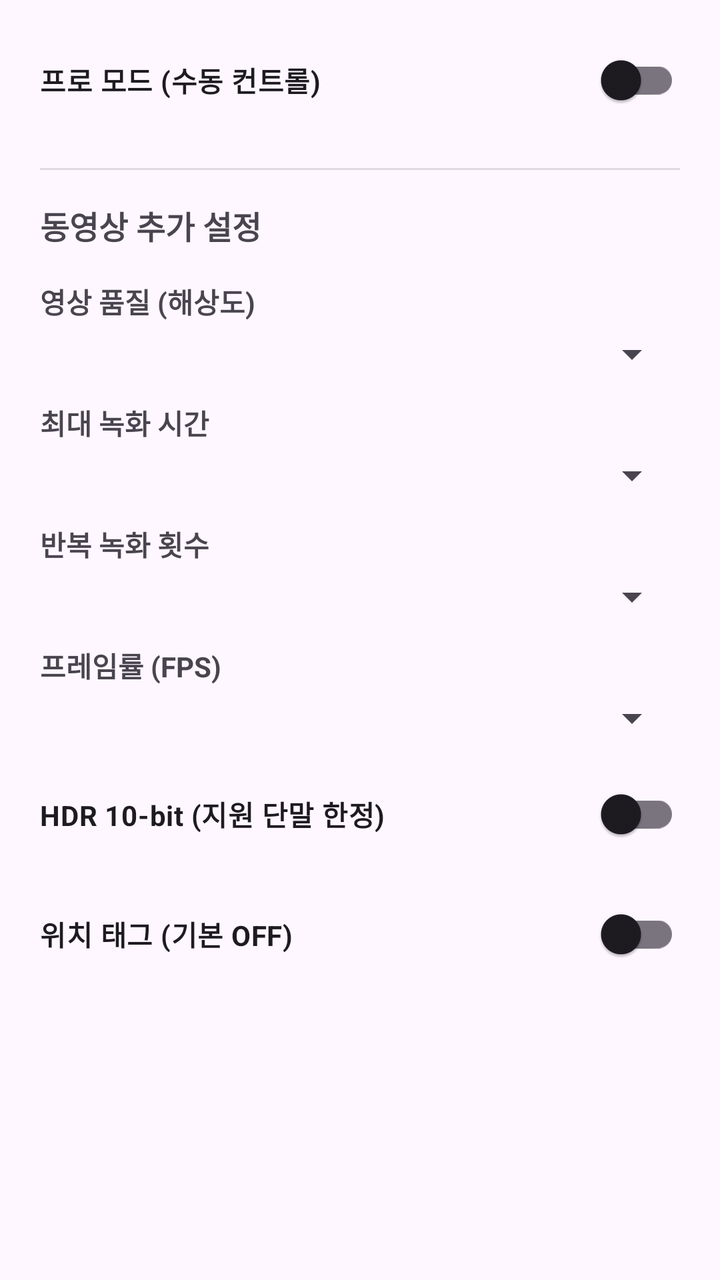
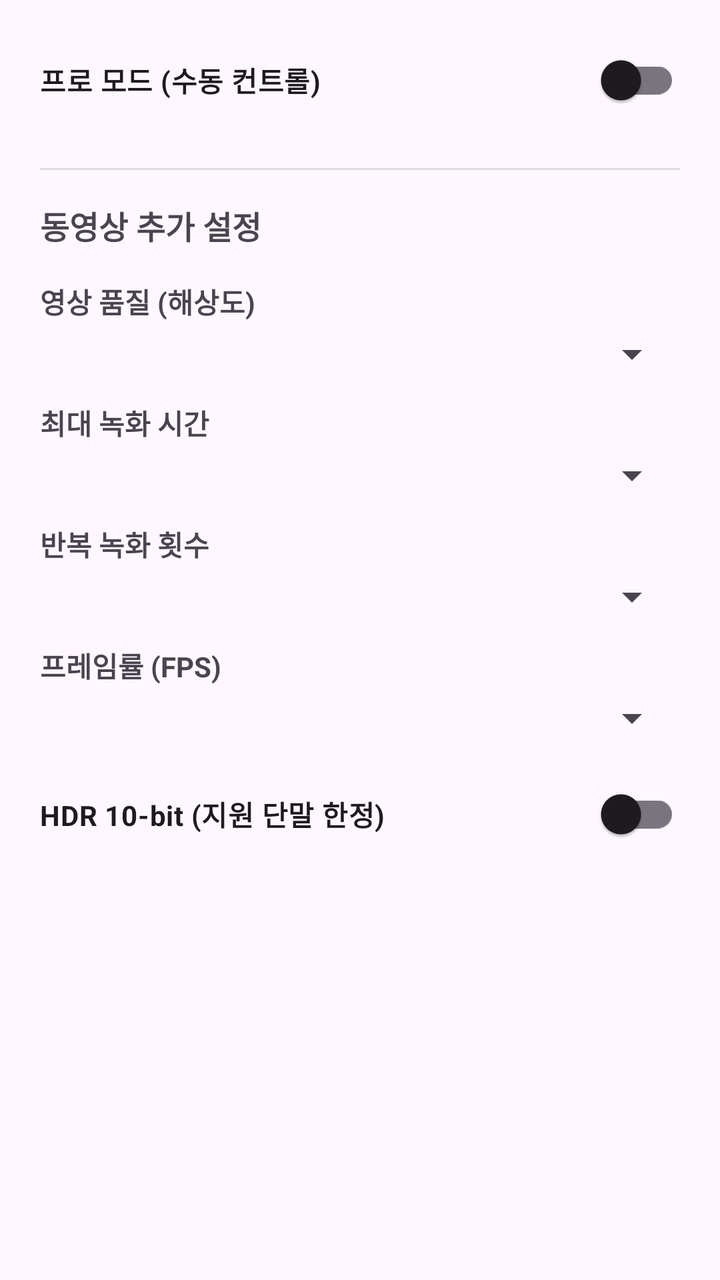

The first picture is an Android layout as it rendered before a commit; the second is the same layout after the commit. The layout source and the unified diff follow.
<!-- AndroidManifest.xml: application theme Theme.Camera2Study -->
<!-- res/layout/bottom_sheet_settings.xml -->
<?xml version="1.0" encoding="utf-8"?>
<ScrollView xmlns:android="http://schemas.android.com/apk/res/android"
    xmlns:app="http://schemas.android.com/apk/res-auto"
    android:layout_width="match_parent"
    android:layout_height="wrap_content">

    <LinearLayout
        android:layout_width="match_parent"
        android:layout_height="wrap_content"
        android:orientation="vertical"
        android:padding="20dp">

        <com.google.android.material.switchmaterial.SwitchMaterial
            android:id="@+id/switchProMode"
            android:layout_width="match_parent"
            android:layout_height="wrap_content"
            android:text="프로 모드 (수동 컨트롤)"
            android:textStyle="bold"
            android:paddingBottom="8dp" />

        <LinearLayout
            android:id="@+id/proModeContainer"
            android:layout_width="match_parent"
            android:layout_height="wrap_content"
            android:orientation="vertical"
            android:visibility="gone">

        <TextView
            android:layout_width="match_parent"
            android:layout_height="wrap_content"
            android:text="카메라 파라미터"
            android:textSize="18sp"
            android:textStyle="bold"
            android:paddingBottom="12dp" />

        <TextView
            android:layout_width="match_parent"
            android:layout_height="wrap_content"
            android:text="AWB 모드"
            android:textStyle="bold"
            android:paddingTop="8dp" />

        <Spinner
            android:id="@+id/spinnerAwb"
            android:layout_width="match_parent"
            android:layout_height="wrap_content"
            android:layout_marginTop="4dp" />

        <LinearLayout
            android:layout_width="match_parent"
            android:layout_height="wrap_content"
            android:orientation="horizontal"
            android:paddingTop="16dp">

            <TextView
                android:id="@+id/txtColorTempLabel"
                android:layout_width="0dp"
                android:layout_weight="1"
                android:layout_height="wrap_content"
                android:text="색온도 (AWB OFF)"
                android:textStyle="bold" />

            <TextView
                android:id="@+id/txtColorTempValue"
                android:layout_width="wrap_content"
                android:layout_height="wrap_content"
                android:text="5500K" />
        </LinearLayout>

        <com.google.android.material.slider.Slider
            android:id="@+id/sliderColorTemp"
            android:layout_width="match_parent"
            android:layout_height="wrap_content" />

        <LinearLayout
            android:layout_width="match_parent"
            android:layout_height="wrap_content"
            android:orientation="horizontal"
            android:paddingTop="16dp">

            <TextView
                android:id="@+id/txtExposureLabel"
                android:layout_width="0dp"
                android:layout_weight="1"
                android:layout_height="wrap_content"
                android:text="셔터 스피드"
                android:textStyle="bold" />

            <TextView
                android:id="@+id/txtExposureValue"
                android:layout_width="wrap_content"
                android:layout_height="wrap_content"
                android:text="AUTO" />
        </LinearLayout>

        <com.google.android.material.slider.Slider
            android:id="@+id/sliderExposure"
            android:layout_width="match_parent"
            android:layout_height="wrap_content" />

        <LinearLayout
            android:layout_width="match_parent"
            android:layout_height="wrap_content"
            android:orientation="horizontal"
            android:paddingTop="16dp">

            <TextView
                android:id="@+id/txtApertureLabel"
                android:layout_width="0dp"
                android:layout_weight="1"
                android:layout_height="wrap_content"
                android:text="조리개 F값"
                android:textStyle="bold" />

            <TextView
                android:id="@+id/txtApertureValue"
                android:layout_width="wrap_content"
                android:layout_height="wrap_content"
                android:text="-" />
        </LinearLayout>

        <com.google.android.material.slider.Slider
            android:id="@+id/sliderAperture"
            android:layout_width="match_parent"
            android:layout_height="wrap_content" />

        </LinearLayout>

        <View
            android:layout_width="match_parent"
            android:layout_height="1dp"
            android:background="?android:attr/listDivider"
            android:layout_marginVertical="16dp" />

        <TextView
            android:layout_width="match_parent"
            android:layout_height="wrap_content"
            android:text="동영상 추가 설정"
            android:textSize="16sp"
            android:textStyle="bold"
            android:paddingBottom="8dp" />

        <TextView
            android:layout_width="match_parent"
            android:layout_height="wrap_content"
            android:text="영상 품질 (해상도)"
            android:textStyle="bold"
            android:paddingTop="8dp" />

        <Spinner
            android:id="@+id/spinnerQuality"
            android:layout_width="match_parent"
            android:layout_height="wrap_content"
            android:layout_marginTop="4dp" />

        <TextView
            android:layout_width="match_parent"
            android:layout_height="wrap_content"
            android:text="최대 녹화 시간"
            android:textStyle="bold"
            android:paddingTop="12dp" />

        <Spinner
            android:id="@+id/spinnerMaxDuration"
            android:layout_width="match_parent"
            android:layout_height="wrap_content"
            android:layout_marginTop="4dp" />

        <TextView
            android:layout_width="match_parent"
            android:layout_height="wrap_content"
            android:text="반복 녹화 횟수"
            android:textStyle="bold"
            android:paddingTop="12dp" />

        <Spinner
            android:id="@+id/spinnerRepeatCount"
            android:layout_width="match_parent"
            android:layout_height="wrap_content"
            android:layout_marginTop="4dp" />

        <TextView
            android:layout_width="match_parent"
            android:layout_height="wrap_content"
            android:text="프레임률 (FPS)"
            android:textStyle="bold"
            android:paddingTop="12dp" />

        <Spinner
            android:id="@+id/spinnerFps"
            android:layout_width="match_parent"
            android:layout_height="wrap_content"
            android:layout_marginTop="4dp" />

        <com.google.android.material.switchmaterial.SwitchMaterial
            android:id="@+id/switchHdr"
            android:layout_width="match_parent"
            android:layout_height="wrap_content"
            android:layout_marginTop="12dp"
            android:text="HDR 10-bit (지원 단말 한정)"
            android:textStyle="bold" />

        <com.google.android.material.switchmaterial.SwitchMaterial
            android:id="@+id/switchLocationTag"
            android:layout_width="match_parent"
            android:layout_height="wrap_content"
            android:layout_marginTop="12dp"
            android:text="위치 태그 (기본 OFF)"
            android:textStyle="bold" />

    </LinearLayout>
</ScrollView>
<!-- resources referenced by this layout -->
<resources>
  <style name="Theme.Camera2Study" parent="Theme.Material3.DayNight.NoActionBar">
          <item name="android:statusBarColor" tools:targetApi="l">@android:color/black</item>
          <item name="android:navigationBarColor">@android:color/black</item>
      </style>
</resources>

<!-- the commit's change to res/layout/bottom_sheet_settings.xml (unified diff, before → after) -->
@@ -200,13 +200,6 @@
             android:text="HDR 10-bit (지원 단말 한정)"
             android:textStyle="bold" />
 
-        <com.google.android.material.switchmaterial.SwitchMaterial
-            android:id="@+id/switchLocationTag"
-            android:layout_width="match_parent"
-            android:layout_height="wrap_content"
-            android:layout_marginTop="12dp"
-            android:text="위치 태그 (기본 OFF)"
-            android:textStyle="bold" />
 
     </LinearLayout>
 </ScrollView>
